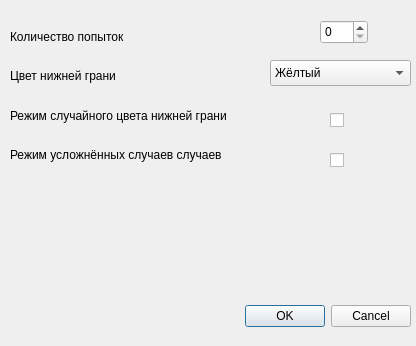
Old version of the form PLLTrainer/settingsform.ui in the repository moevm/gui-1h2017-01.
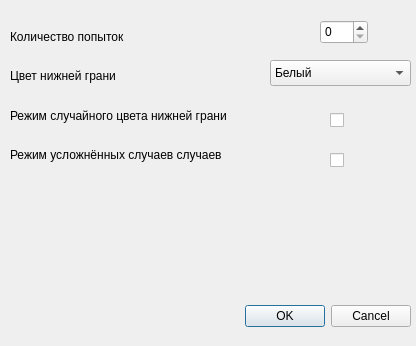
New version of the form.

```diff
--- a/PLLTrainer/settingsform.ui
+++ b/PLLTrainer/settingsform.ui
@@ -38,11 +38,6 @@
      <height>26</height>
     </rect>
    </property>
-   <item>
-    <property name="text">
-     <string>Жёлтый</string>
-    </property>
-   </item>
    <item>
     <property name="text">
      <string>Белый</string>
@@ -105,7 +100,7 @@
     <string/>
    </property>
   </widget>
-  <widget class="QWidget" name="">
+  <widget class="QWidget" name="layoutWidget">
    <property name="geometry">
     <rect>
      <x>10</x>
```
Left out of the diff: 17 changed lines with no effect on the pictures.
